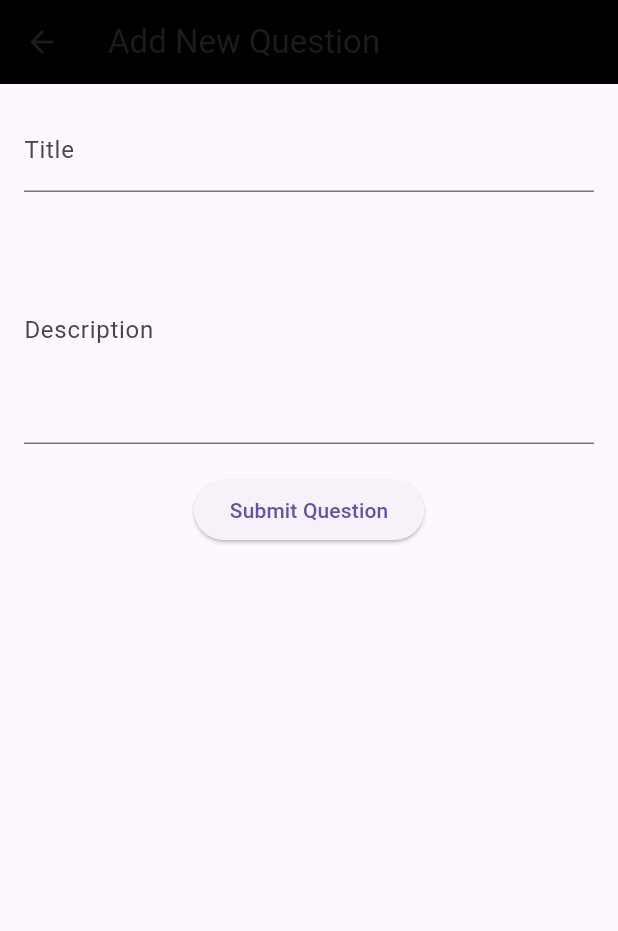
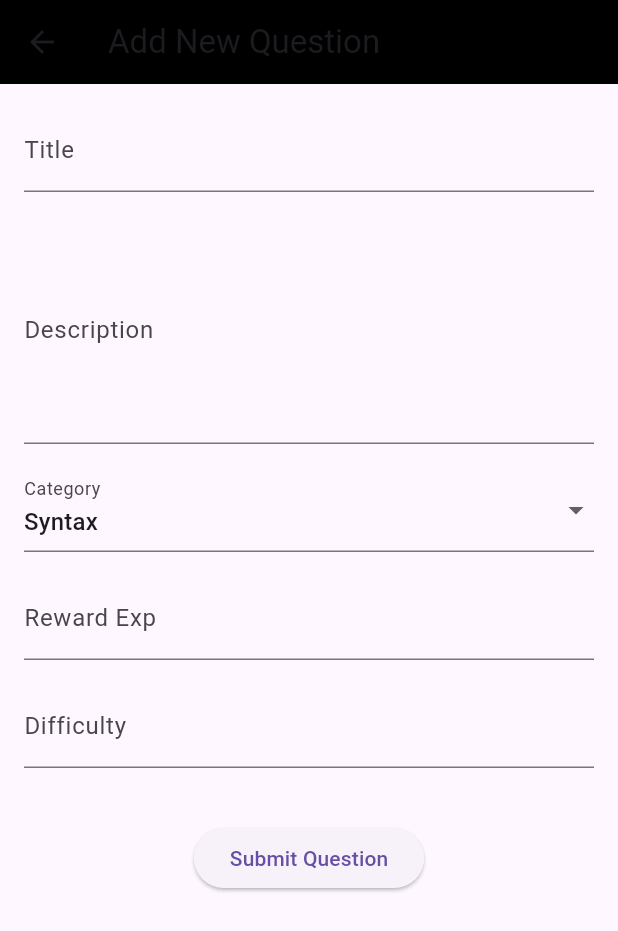
Before and after one commit to IngyoKim/Code_Ground, a Flutter app: the AddQuestion screen opened directly, on a phone screen of 412 x 824 dp. Shown: the top 931 px of the screen. Run offline on Flutter 3.47's test engine with Material 3 defaults, Android fonts, the phone set to English and light mode, and no system bars; our stand-ins replace cloud_firestore, firebase_auth, firebase_core, firebase_database, fluttertoast, google_sign_in and 1 more; missing offline and left inert: kakao_flutter_sdk, kakao_flutter_sdk_user; accounts and stored records are empty; generated files the repository leaves out were written again; network calls fail.

Commit message:
feat: Integrate question data with Firebase database
Implemented database integration for question data, including CRUD operations
Added support for different question types (Syntax, Debugging, Output, Blank, Sequencing)
Structured database path with category-based question storage
Updated view model and UI to handle question addition and retrieval with new fields (difficulty, rewardExp, answerSequence)

```diff
--- a/lib/src/pages/add_question.dart
+++ b/lib/src/pages/add_question.dart
@@ -13,21 +13,39 @@ class AddQuestion extends StatefulWidget {
 class _AddQuestionState extends State<AddQuestion> {
   final TextEditingController _titleController = TextEditingController();
   final TextEditingController _descriptionController = TextEditingController();
+  final TextEditingController _rewardExpController = TextEditingController();
+  final TextEditingController _answerSequenceController =
+      TextEditingController();
+  final TextEditingController _difficultyController = TextEditingController();
+  String _selectedCategory = 'Syntax';
 
   @override
   void dispose() {
     _titleController.dispose();
     _descriptionController.dispose();
+    _rewardExpController.dispose();
+    _answerSequenceController.dispose();
+    _difficultyController.dispose();
     super.dispose();
   }
 
   void _submitQuestion(BuildContext context) async {
     final title = _titleController.text;
     final description = _descriptionController.text;
+    final rewardExp = int.tryParse(_rewardExpController.text) ?? 0;
+    final difficulty = _difficultyController.text;
+    final answerSequence = _answerSequenceController.text.split(',');
 
-    if (title.isNotEmpty && description.isNotEmpty) {
-      await Provider.of<QuestionViewModel>(context, listen: false)
-          .addQuestion(title, description);
+    if (title.isNotEmpty && description.isNotEmpty && difficulty.isNotEmpty) {
+      await Provider.of<QuestionViewModel>(context, listen: false).addQuestion(
+        title: title,
+        description: description,
+        writer: 'Anonymous',
+        category: _selectedCategory,
+        rewardExp: rewardExp,
+        difficulty: difficulty,
+        answerSequence: _selectedCategory == 'Sequencing' ? answerSequence : [],
+      );
 
       Fluttertoast.showToast(
         msg: "Question added successfully!",
@@ -35,13 +53,30 @@ class _AddQuestionState extends State<AddQuestion> {
         gravity: ToastGravity.BOTTOM,
       );
 
-      Navigator.pop(context); // 페이지를 닫습니다.
+      Navigator.pop(context);
     } else {
       Fluttertoast.showToast(
         msg: "Please fill in all fields",
         toastLength: Toast.LENGTH_SHORT,
         gravity: ToastGravity.BOTTOM,
       );
+    }
+  }
+
+  Widget _buildCategorySpecificFields() {
+    switch (_selectedCategory) {
+      case 'Sequencing':
+        return TextField(
+          controller: _answerSequenceController,
+          decoration: const InputDecoration(
+              labelText: 'Answer Sequence (comma-separated)'),
+        );
+      case 'Debugging':
+        return const TextField(
+          decoration: InputDecoration(labelText: 'Hint'),
+        );
+      default:
+        return const SizedBox.shrink();
     }
   }
 
@@ -54,6 +89,7 @@ class _AddQuestionState extends State<AddQuestion> {
       ),
       body: Padding(
         padding: const EdgeInsets.all(16.0),
+        child: SingleChildScrollView(
           child: Column(
             children: [
               TextField(
@@ -66,6 +102,35 @@ class _AddQuestionState extends State<AddQuestion> {
                 decoration: const InputDecoration(labelText: 'Description'),
                 maxLines: 5,
               ),
+              const SizedBox(height: 16),
+              DropdownButtonFormField<String>(
+                value: _selectedCategory,
+                decoration: const InputDecoration(labelText: 'Category'),
+                items: ['Syntax', 'Debugging', 'Output', 'Blank', 'Sequencing']
+                    .map((category) => DropdownMenuItem(
+                          value: category,
+                          child: Text(category),
+                        ))
+                    .toList(),
+                onChanged: (value) {
+                  setState(() {
+                    _selectedCategory = value!;
+                  });
+                },
+              ),
+              const SizedBox(height: 16),
+              TextField(
+                controller: _rewardExpController,
+                decoration: const InputDecoration(labelText: 'Reward Exp'),
+                keyboardType: TextInputType.number,
+              ),
+              const SizedBox(height: 16),
+              TextField(
+                controller: _difficultyController,
+                decoration: const InputDecoration(labelText: 'Difficulty'),
+              ),
+              const SizedBox(height: 16),
+              _buildCategorySpecificFields(),
               const SizedBox(height: 20),
               ElevatedButton(
                 onPressed: () => _submitQuestion(context),
@@ -74,6 +139,7 @@ class _AddQuestionState extends State<AddQuestion> {
             ],
           ),
         ),
+      ),
     );
   }
 }
--- a/lib/src/services/database/datas/question_data.dart
+++ b/lib/src/services/database/datas/question_data.dart
@@ -1,30 +1,69 @@
-// question_data.dart
-class QuestionData {
+import 'package:code_ground/src/services/database/datas/question_datas/syntax_question.dart';
+import 'package:code_ground/src/services/database/datas/question_datas/debugging_question.dart';
+import 'package:code_ground/src/services/database/datas/question_datas/output_question.dart';
+import 'package:code_ground/src/services/database/datas/question_datas/blank_question.dart';
+import 'package:code_ground/src/services/database/datas/question_datas/sequencing_question.dart';
+
+abstract class QuestionData {
   final String questionId;
   final String writer;
   final String category;
-  final String questionType; // 주관식 또는 객관식 구분
+  final String questionType;
+  int rewardExp;
   DateTime updatedAt;
   String title;
   String description;
   String answer;
-  String difficulty;
-  int rewardExp;
-  int rewardScore;
-  int solvedCount; // 푼 사람의 수
 
   QuestionData({
     required this.questionId,
     required this.writer,
     required this.category,
+    required this.questionType,
+    required this.rewardExp,
     required this.updatedAt,
     required this.title,
     required this.description,
     required this.answer,
-    required this.difficulty,
-    required this.rewardExp,
-    required this.rewardScore,
-    required this.questionType,
-    required this.solvedCount,
   });
+
+  // 공통 필드를 포함하는 기본 Map 변환
+  Map<String, dynamic> toBaseMap() {
+    return {
+      'questionId': questionId,
+      'writer': writer,
+      'category': category,
+      'questionType': questionType,
+      'updatedAt': updatedAt.toIso8601String(),
+      'title': title,
+      'description': description,
+      'rewardExp': rewardExp,
+      'answer': answer,
+    };
+  }
+
+  // 서브클래스에서 호출할 공통 필드 초기화 메서드
+  static T fromMapBase<T extends QuestionData>(
+      Map<String, dynamic> data, T Function(Map<String, dynamic>) create) {
+    return create(data);
+  }
+
+  static QuestionData fromMap(Map<String, dynamic> data) {
+    switch (data['category']) {
+      case 'Syntax':
+        return SyntaxQuestion.fromMap(data);
+      case 'Debugging':
+        return DebuggingQuestion.fromMap(data);
+      case 'Output':
+        return OutputQuestion.fromMap(data);
+      case 'Blank':
+        return BlankQuestion.fromMap(data);
+      case 'Sequencing':
+        return SequencingQuestion.fromMap(data);
+      default:
+        throw Exception("Unknown category: ${data['category']}");
+    }
+  }
+
+  Map<String, dynamic> toMap(); // 각 서브클래스에서 구현
 }
```
Also changed, not shown: lib/src/services/database/datas/question_datas/blank_question.dart (added, +54 -0 lines), lib/src/services/database/datas/question_datas/debugging_question.dart (added, +54 -0 lines), lib/src/services/database/datas/question_datas/output_question.dart (added, +54 -0 lines), lib/src/services/database/datas/question_datas/sequencing_question.dart (added, +58 -0 lines), lib/src/services/database/datas/question_datas/syntax_question.dart (added, +45 -0 lines), lib/src/services/database/operations/question_operation.dart (+11 -27 lines), lib/src/view_models/question_view_model.dart (+27 -43 lines). Lines whose indentation alone changed are shown as unchanged.
